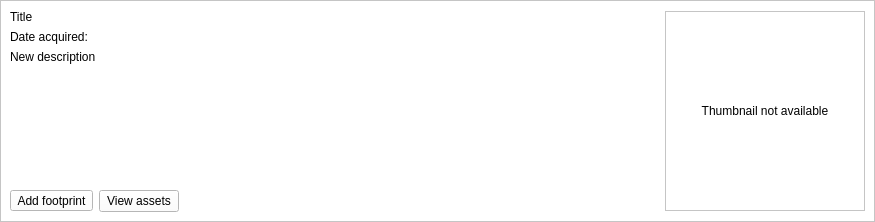
Before: the Qt Designer form src/qgis_stac/ui/result_item_widget.ui in stac-utils/qgis-stac-plugin, drawn with Qt 5.
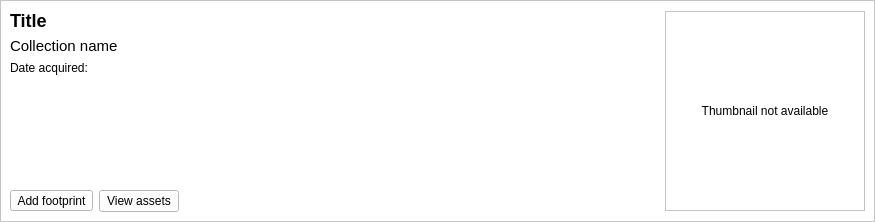
After: the same form once the commit is applied.

Commit message: updates to the result item widget

```diff
--- a/src/qgis_stac/ui/result_item_widget.ui
+++ b/src/qgis_stac/ui/result_item_widget.ui
@@ -66,6 +66,9 @@
             <verstretch>0</verstretch>
            </sizepolicy>
           </property>
+          <property name="styleSheet">
+           <string notr="true">font-size: 18px; font-weight: bold;</string>
+          </property>
           <property name="frameShape">
            <enum>QFrame::NoFrame</enum>
           </property>
@@ -83,6 +86,31 @@
           </property>
          </widget>
         </item>
+        <item>
+         <widget class="QLabel" name="collection_name">
+          <property name="sizePolicy">
+           <sizepolicy hsizetype="Preferred" vsizetype="Preferred">
+            <horstretch>0</horstretch>
+            <verstretch>0</verstretch>
+           </sizepolicy>
+          </property>
+          <property name="styleSheet">
+           <string notr="true">font-size:15px;</string>
+          </property>
+          <property name="text">
+           <string>Collection name</string>
+          </property>
+          <property name="alignment">
+           <set>Qt::AlignLeading|Qt::AlignLeft|Qt::AlignTop</set>
+          </property>
+          <property name="wordWrap">
+           <bool>true</bool>
+          </property>
+          <property name="textInteractionFlags">
+           <set>Qt::LinksAccessibleByMouse|Qt::TextSelectableByMouse</set>
+          </property>
+         </widget>
+        </item>
         <item>
          <layout class="QHBoxLayout" name="horizontalLayout">
           <item>
@@ -120,26 +148,17 @@
          </layout>
         </item>
         <item>
-         <widget class="QLabel" name="collection_name">
-          <property name="sizePolicy">
-           <sizepolicy hsizetype="Expanding" vsizetype="Expanding">
-            <horstretch>0</horstretch>
-            <verstretch>0</verstretch>
-           </sizepolicy>
+         <spacer name="verticalSpacer">
+          <property name="orientation">
+           <enum>Qt::Vertical</enum>
           </property>
-          <property name="text">
-           <string>New description</string>
+          <property name="sizeHint" stdset="0">
+           <size>
+            <width>20</width>
+            <height>40</height>
+           </size>
           </property>
-          <property name="alignment">
-           <set>Qt::AlignLeading|Qt::AlignLeft|Qt::AlignTop</set>
-          </property>
-          <property name="wordWrap">
-           <bool>true</bool>
-          </property>
-          <property name="textInteractionFlags">
-           <set>Qt::LinksAccessibleByMouse|Qt::TextSelectableByMouse</set>
-          </property>
-         </widget>
+         </spacer>
         </item>
         <item>
          <layout class="QHBoxLayout" name="action_buttons_layout">
```
The commit also changes 3 other files.
